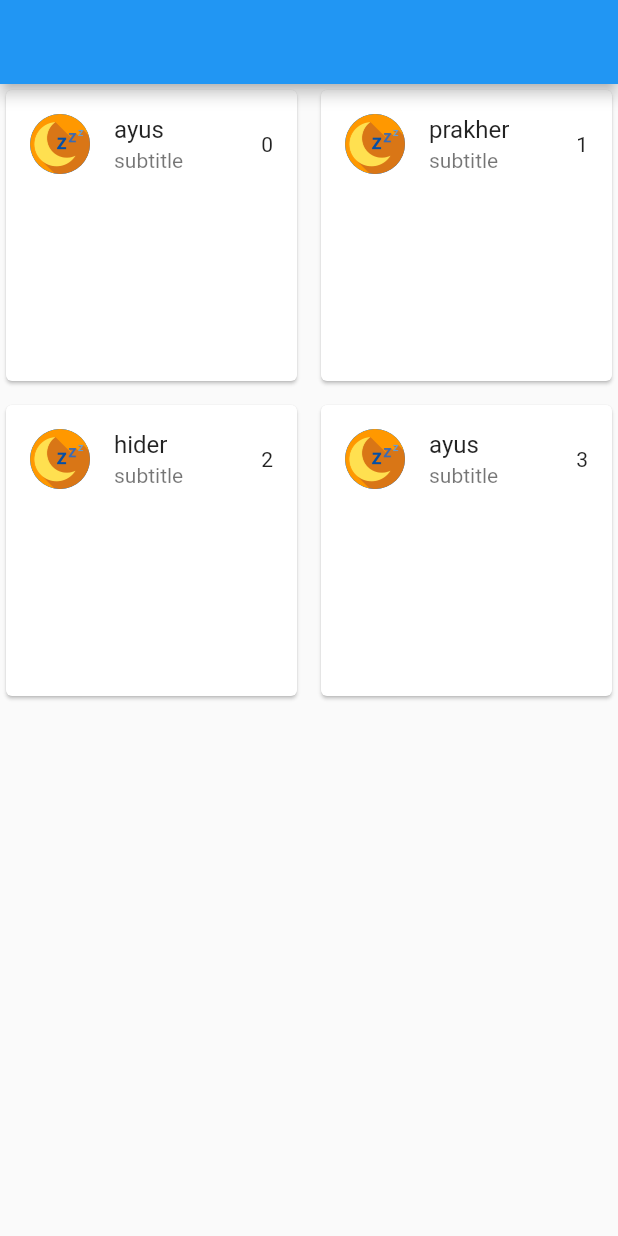
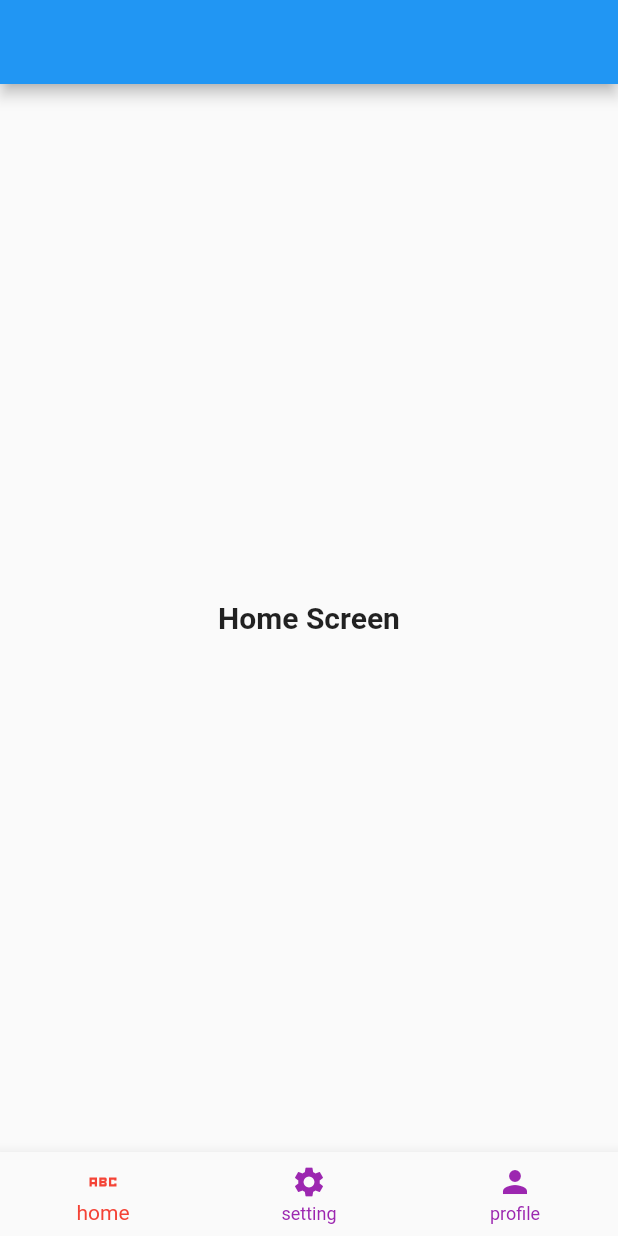
Before and after one commit to infoenum-testing/flutter_session, a Flutter app: the screen it shows after launch, on a phone screen of 412 x 824 dp. Run offline on Flutter 3.47's test engine with Material 2 defaults, Android fonts, the phone set to English and light mode, and no system bars.

Commit message:
learning bottomnavigationbar

```diff
--- a/lib/main.dart
+++ b/lib/main.dart
@@ -2,6 +2,7 @@ import 'package:flutter/cupertino.dart';
 import 'package:flutter/material.dart';
 import 'package:flutter_application_demo/screens/Listview_and_gridview.dart';
 import 'package:flutter_application_demo/screens/assets_image_screen.dart';
+import 'package:flutter_application_demo/screens/bottom_navigation_bar.dart';
 import 'package:flutter_application_demo/screens/button_screen.dart';
 import 'package:flutter_application_demo/screens/flexible_and_expanded.dart';
 import 'package:flutter_application_demo/screens/home_screen.dart';
@@ -19,7 +20,7 @@ class MyApp extends StatelessWidget {
     return MaterialApp(
       title: "prakhar",
       debugShowCheckedModeBanner: false,
-      home: ListviewandGridviewScreen(),
+      home: BottomNavigationbar(),
     );
   }
 }
--- a/lib/screens/Listview_and_gridview.dart
+++ b/lib/screens/Listview_and_gridview.dart
@@ -10,6 +10,7 @@ class ListviewandGridviewScreen extends StatelessWidget {
     localmodel(name: "hider", image: "assets/img/rest.png"),
     localmodel(name: "ayus", image: "assets/img/rest.png")
   ];
+
   @override
   Widget build(BuildContext context) {
     return Scaffold(
--- /dev/null
+++ b/lib/screens/bottom_navigation_bar.dart
@@ -0,0 +1,57 @@
+import 'package:flutter/cupertino.dart';
+import 'package:flutter/material.dart';
+import 'package:flutter_application_demo/screens/bottombar_screens/home_nav_screen.dart';
+import 'package:flutter_application_demo/screens/bottombar_screens/profile_nev_screen.dart';
+import 'package:flutter_application_demo/screens/bottombar_screens/setting_nev_screen.dart';
+
+class BottomNavigationbar extends StatefulWidget {
+  BottomNavigationbar({super.key});
+
+  @override
+  State<BottomNavigationbar> createState() => _BottomNavigationbarState();
+}
+
+class _BottomNavigationbarState extends State<BottomNavigationbar> {
+  int currentindex = 0;
+
+  List myscreen = <Widget>[
+    HomeNevScreen(),
+    SettingNevScrren(),
+    ProfileNevScreen()
+  ];
+  @override
+  Widget build(BuildContext context) {
+    return Scaffold(
+      appBar: AppBar(),
+      body: myscreen[currentindex],
+      bottomNavigationBar: BottomNavigationBar(
+          selectedItemColor: Colors.red,
+          unselectedItemColor: Colors.purple,
+          currentIndex: currentindex,
+          onTap: (index) {
+            setState(() {
+              currentindex = index;
+            });
+          },
+          items: [
+            BottomNavigationBarItem(
+                icon: Icon(Icons.home),
+                label: "home",
+                backgroundColor: Colors.amber,
+                activeIcon: Icon(Icons.abc_sharp)),
+            BottomNavigationBarItem(
+                icon: Icon(
+                  Icons.settings,
+                ),
+                label: "setting",
+                activeIcon: Icon(Icons.abc)),
+            BottomNavigationBarItem(
+                icon: Icon(
+                  Icons.person,
+                ),
+                label: "profile",
+                activeIcon: Icon(Icons.abc))
+          ]),
+    );
+  }
+}
--- /dev/null
+++ b/lib/screens/bottombar_screens/home_nav_screen.dart
@@ -0,0 +1,15 @@
+import 'package:flutter/cupertino.dart';
+import 'package:flutter/material.dart';
+
+class HomeNevScreen extends StatelessWidget {
+  const HomeNevScreen({super.key});
+
+  @override
+  Widget build(BuildContext context) {
+    return Center(
+        child: Text(
+      "Home Screen",
+      style: TextStyle(fontSize: 20, fontWeight: FontWeight.bold),
+    ));
+  }
+}
--- /dev/null
+++ b/lib/screens/bottombar_screens/profile_nev_screen.dart
@@ -0,0 +1,14 @@
+import 'package:flutter/material.dart';
+
+class ProfileNevScreen extends StatelessWidget {
+  const ProfileNevScreen({super.key});
+
+  @override
+  Widget build(BuildContext context) {
+    return Center(
+        child: Text(
+      "Profile Screen",
+      style: TextStyle(fontSize: 20, fontWeight: FontWeight.bold),
+    ));
+  }
+}
--- /dev/null
+++ b/lib/screens/bottombar_screens/setting_nev_screen.dart
@@ -0,0 +1,14 @@
+import 'package:flutter/material.dart';
+
+class SettingNevScrren extends StatelessWidget {
+  const SettingNevScrren({super.key});
+
+  @override
+  Widget build(BuildContext context) {
+    return Center(
+        child: Text(
+      "Setting Screen",
+      style: TextStyle(fontSize: 20, fontWeight: FontWeight.bold),
+    ));
+  }
+}
```
